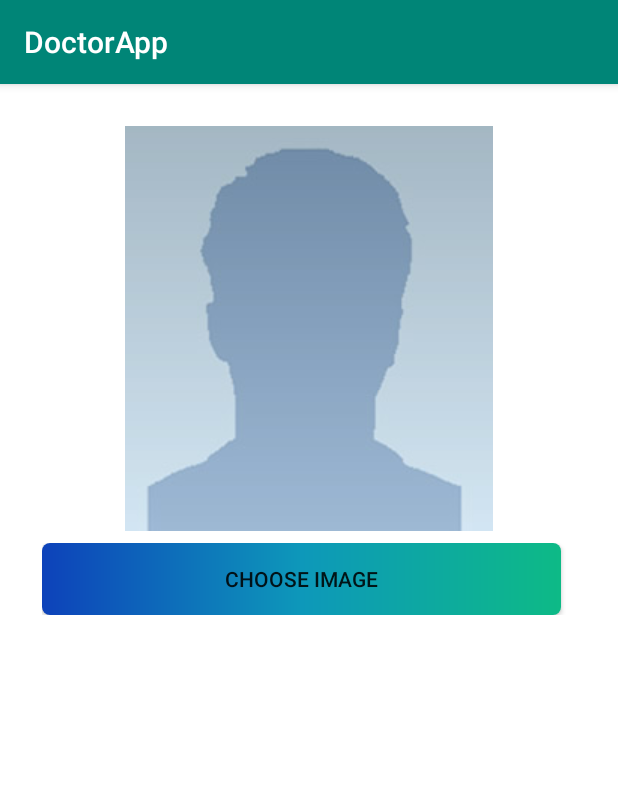
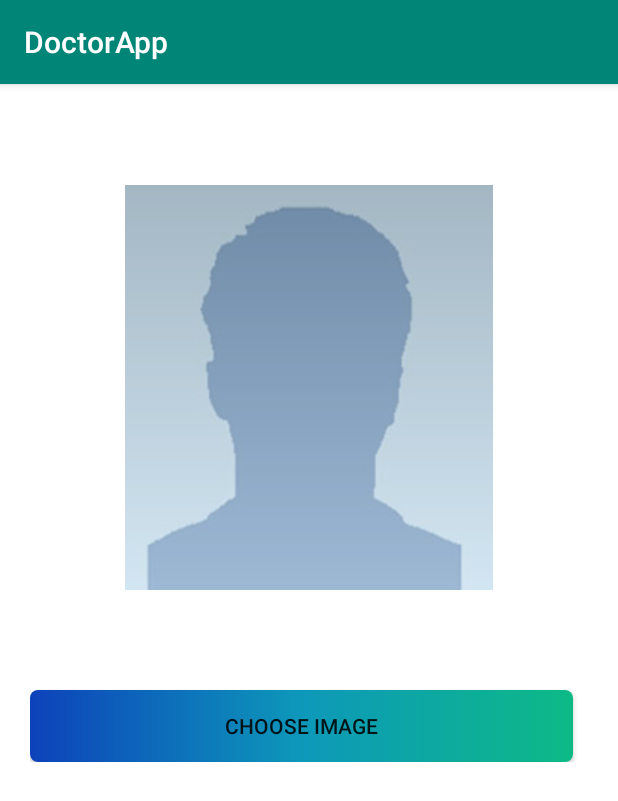
Before and after one commit to Urmila-m/DoctorApp, an Android app: the VolleyImageUploadActivity screen opened directly, with no data from a screen before it, on a phone screen of 412 x 824 dp. Shown: the top 801 px of the screen. Run offline under Robolectric (Android 15) with nearby library versions, the phone set to English and light mode, and no system bars; our stand-ins replace Picasso, Volley; pictures from the network do not load.

Commit message:
upload image to server using volley Base64Encoding

```diff
--- a/app/src/main/AndroidManifest.xml
+++ b/app/src/main/AndroidManifest.xml
@@ -4,6 +4,7 @@
     package="com.myapp.doctorapp">
 
     <uses-permission android:name="android.permission.INTERNET" />
+    <uses-permission android:name="android.permission.WRITE_EXTERNAL_STORAGE"/>
 
     <application
         android:name=".Globals"
--- a/app/src/main/res/layout/activity_volley_image_upload.xml
+++ b/app/src/main/res/layout/activity_volley_image_upload.xml
@@ -1,5 +1,5 @@
 <?xml version="1.0" encoding="utf-8"?>
-<android.support.constraint.ConstraintLayout xmlns:android="http://schemas.android.com/apk/res/android"
+<LinearLayout xmlns:android="http://schemas.android.com/apk/res/android"
     xmlns:app="http://schemas.android.com/apk/res-auto"
     xmlns:tools="http://schemas.android.com/tools"
     android:layout_width="match_parent"
@@ -11,27 +11,27 @@
         android:id="@+id/iv_upload_image"
         android:layout_width="wrap_content"
         android:layout_height="0dp"
-        android:layout_marginStart="8dp"
-        android:layout_marginTop="8dp"
-        android:layout_marginEnd="8dp"
+        android:layout_weight="1"
         android:src="@drawable/person"
-        app:layout_constraintEnd_toEndOf="parent"
-        app:layout_constraintStart_toStartOf="parent"
-        app:layout_constraintTop_toTopOf="parent"
-        app:layout_constraintVertical_weight="1" />
+        android:layout_gravity="center"
+        tools:ignore="Suspicious0dp"
+        />
+
+    <LinearLayout
+        android:layout_width="match_parent"
+        android:layout_height="0dp"
+        android:layout_weight="1"
+        android:orientation="vertical"
+        tools:ignore="Suspicious0dp">
 
         <android.support.design.widget.TextInputLayout
-        android:id="@+id/textInputLayout"
+            android:id="@+id/til_image_upload"
             android:layout_width="match_parent"
             android:layout_height="wrap_content"
-        android:layout_marginStart="8dp"
-        android:layout_marginEnd="8dp"
-        android:paddingTop="@dimen/all_padding"
+            android:padding="@dimen/all_padding"
             app:errorEnabled="true"
-        app:layout_constraintEnd_toEndOf="parent"
-        app:layout_constraintStart_toStartOf="parent"
-        app:layout_constraintTop_toBottomOf="@+id/iv_upload_image"
-        android:visibility="gone">
+            android:visibility="gone"
+            >
 
             <!--cannot use space, or special characters ecxcept _ in image name-->
             <android.support.design.widget.TextInputEditText
@@ -39,23 +39,21 @@
                 android:layout_width="match_parent"
                 android:layout_height="match_parent"
                 android:hint="@string/upload_image_name" />
+
         </android.support.design.widget.TextInputLayout>
 
         <LinearLayout
             android:layout_width="match_parent"
             android:layout_height="wrap_content"
-        android:layout_marginStart="8dp"
-        android:layout_marginTop="8dp"
-        android:layout_marginEnd="8dp"
-        app:layout_constraintEnd_toEndOf="parent"
-        app:layout_constraintStart_toStartOf="parent"
-        app:layout_constraintTop_toBottomOf="@+id/textInputLayout">
+            android:orientation="horizontal"
+            >
 
             <Button
                 android:id="@+id/btn_choose_image"
                 android:layout_width="0dp"
                 android:layout_height="match_parent"
-            android:layout_marginEnd="@dimen/all_padding"
+                android:layout_marginRight="@dimen/all_padding"
+                android:layout_marginTop="@dimen/margin_20"
                 android:layout_weight="1"
                 android:background="@drawable/button_background"
                 android:text="@string/choose_image" />
@@ -64,11 +62,14 @@
                 android:id="@+id/btn_upload_image"
                 android:layout_width="0dp"
                 android:layout_height="match_parent"
-            android:layout_marginStart="@dimen/all_padding"
+                android:layout_marginLeft="@dimen/all_padding"
+                android:layout_marginTop="@dimen/margin_20"
                 android:layout_weight="1"
                 android:background="@drawable/button_background"
                 android:text="@string/upload_image"
-            android:visibility="gone"/>
+                android:visibility="gone"
+                />
 
         </LinearLayout>
-</android.support.constraint.ConstraintLayout>
+    </LinearLayout>
+</LinearLayout>
```
Also changed, not shown: app/src/main/java/com/myapp/doctorapp/activity/VolleyImageUploadActivity.java (+125 -11 lines), app/src/main/java/com/myapp/doctorapp/backgroundtasks/VolleyImageUploadTask.java (added, +36 -0 lines), 1 other file. Lines whose indentation alone changed are shown as unchanged.
